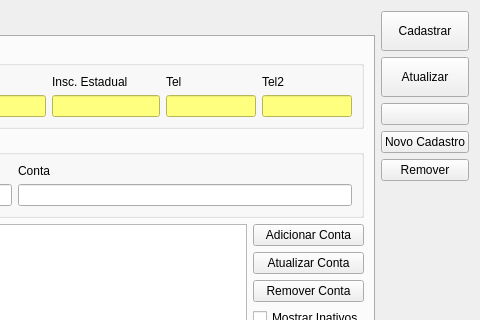
This is ui/cadastroloja.ui in darktorres/ERP-STACCATO as Qt 5 draws it before an edit; both pictures show x 696 to 1176 and y 0 to 320 of the 1176 by 685 pixel window. The edited form follows.
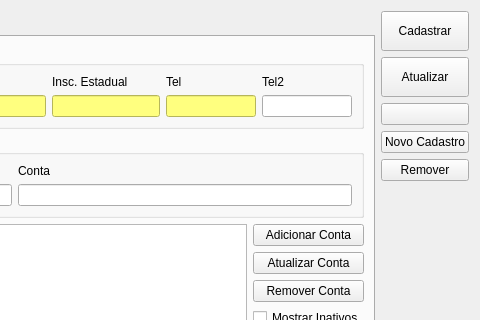
This is the edited form. Icons and pictures are not drawn. Custom widgets are drawn as their Qt base class.

```diff
--- a/ui/cadastroloja.ui
+++ b/ui/cadastroloja.ui
@@ -336,10 +336,6 @@
             <property name="accessibleName">
              <string>Telefone 2</string>
             </property>
-            <property name="styleSheet">
-             <string notr="true">background-color: rgb(255, 255, 127);
-color: rgb(0, 0, 0);</string>
-            </property>
            </widget>
           </item>
           <item row="1" column="0">
```
Left out of the diff: 4 changed lines with no effect on the pictures.
